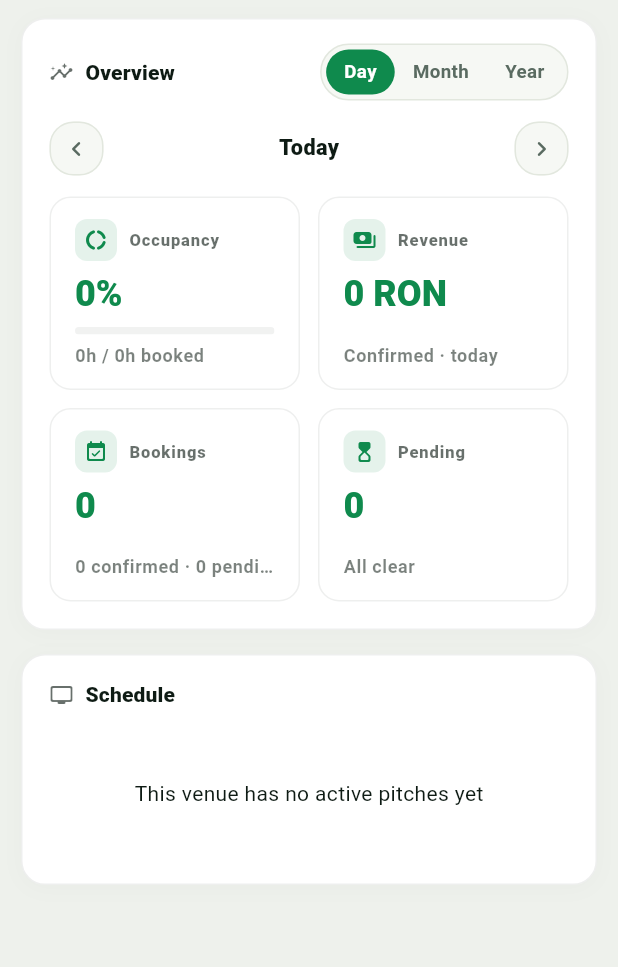
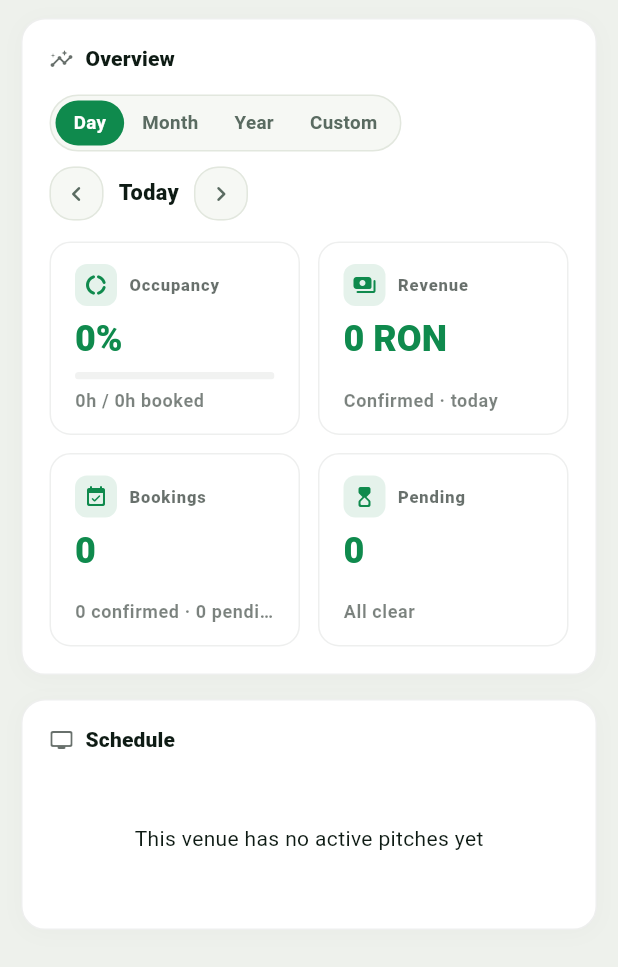
Before and after one commit to PaulCroitoriu/TeamUp, a Flutter app: the ScheduleView widget shown alone on an empty page, opened directly with empty values, on a phone screen of 412 x 824 dp. Shown: the top 967 px of the screen. Run offline on Flutter 3.47's test engine with Material 3 defaults, Android fonts, the light colour scheme and no system bars; our stand-ins replace cloud_firestore, firebase_auth, firebase_core, firebase_messaging, firebase_storage, flutter_bloc and 3 more; accounts and stored records are empty.

Commit message:
Dashboard: custom date range, no full-page reload on filter change, full-width desktop layout

```diff
--- a/lib/features/venues/screens/dashboard/schedule_view.dart
+++ b/lib/features/venues/screens/dashboard/schedule_view.dart
@@ -22,6 +22,9 @@
     required this.onDaySelected,
     required this.period,
     required this.onPeriodChanged,
+    required this.onPickCustom,
+    required this.customStart,
+    required this.customEnd,
     required this.sportFilter,
     required this.onSportChanged,
     required this.venuesById,
@@ -34,6 +37,9 @@
   final ValueChanged<DateTime> onDaySelected;
   final StatsPeriod period;
   final ValueChanged<StatsPeriod> onPeriodChanged;
+  final VoidCallback onPickCustom;
+  final DateTime? customStart;
+  final DateTime? customEnd;
   final Sport? sportFilter;
   final ValueChanged<Sport?> onSportChanged;
   final Map<String, VenueModel> venuesById;
@@ -49,11 +55,13 @@
   Widget build(BuildContext context) {
     final width = MediaQuery.sizeOf(context).width;
     final isMobile = width < kMobileBreakpoint;
-    final hPad = isMobile ? 14.0 : 24.0;
+    final hPad = isMobile ? 14.0 : 32.0;
     final isToday = sameDay(selectedDay, DateTime.now());
 
     final dayBookings = venueBookings.where((b) => sameDay(b.startTime, selectedDay)).toList();
-    final (start, end) = periodRange(period, selectedDay);
+    final (start, end) = period == StatsPeriod.custom && customStart != null && customEnd != null
+        ? (customStart!, DateTime(customEnd!.year, customEnd!.month, customEnd!.day + 1))
+        : periodRange(period, selectedDay);
     final stats = computeRangeStats(
       bookings: venueBookings,
       pitches: venuePitches,
@@ -65,21 +73,37 @@
     final sports = <Sport>{for (final p in venuePitches) p.sport}.toList()..sort((a, b) => a.value - b.value);
     final shownPitches = sportFilter == null ? venuePitches : venuePitches.where((p) => p.sport == sportFilter).toList();
 
-    return Center(
-      child: ConstrainedBox(
-        constraints: const BoxConstraints(maxWidth: 1360),
-        child: ListView(
-          padding: EdgeInsets.fromLTRB(hPad, isMobile ? 12 : 20, hPad, isMobile ? 28 : 40),
+    final periodNav = _PeriodNav(
+      period: period,
+      day: selectedDay,
+      onChanged: onDaySelected,
+      onPickCustom: onPickCustom,
+      customStart: customStart,
+      customEnd: customEnd,
+    );
+    final periodControls = isMobile
+        ? Column(
+            crossAxisAlignment: CrossAxisAlignment.start,
             children: [
-            // ── Overview: occupancy + revenue, day / month / year ──
+              _PeriodToggle(period: period, onChanged: onPeriodChanged),
+              const SizedBox(height: 10),
+              periodNav,
+            ],
+          )
+        : Row(children: [_PeriodToggle(period: period, onChanged: onPeriodChanged), const Spacer(), periodNav]);
+
+    // Full-width on desktop — the content pane fills the space beside the sidebar.
+    return ListView(
+      padding: EdgeInsets.fromLTRB(hPad, isMobile ? 12 : 22, hPad, isMobile ? 28 : 40),
+      children: [
+        // ── Overview: occupancy + revenue, day / month / year / custom ──
         Section(
           title: 'Overview',
           titleIcon: Icons.insights_rounded,
-              action: _PeriodToggle(period: period, onChanged: onPeriodChanged),
           child: Column(
             crossAxisAlignment: CrossAxisAlignment.stretch,
             children: [
-                  _PeriodNav(period: period, day: selectedDay, onChanged: onDaySelected),
+              periodControls,
               const SizedBox(height: 14),
               KpiCardsRow(stats: stats, scopeLabel: _scopeLabel(period)),
             ],
@@ -143,8 +167,6 @@
                 child: Center(child: LinearProgressIndicator()),
               ),
           ],
-        ),
-      ),
     );
   }
 }
@@ -153,6 +175,7 @@
   StatsPeriod.day => 'today',
   StatsPeriod.month => 'this month',
   StatsPeriod.year => 'this year',
+  StatsPeriod.custom => 'this period',
 };
 
 // ─── Period toggle (Day / Month / Year) ─────────────────────
@@ -192,7 +215,12 @@
       ),
       child: Row(
         mainAxisSize: MainAxisSize.min,
-        children: [seg('Day', StatsPeriod.day), seg('Month', StatsPeriod.month), seg('Year', StatsPeriod.year)],
+        children: [
+          seg('Day', StatsPeriod.day),
+          seg('Month', StatsPeriod.month),
+          seg('Year', StatsPeriod.year),
+          seg('Custom', StatsPeriod.custom),
+        ],
       ),
     );
   }
@@ -201,37 +229,74 @@
 // ─── Period navigation (‹ label ›) ──────────────────────────
 
 class _PeriodNav extends StatelessWidget {
-  const _PeriodNav({required this.period, required this.day, required this.onChanged});
+  const _PeriodNav({
+    required this.period,
+    required this.day,
+    required this.onChanged,
+    required this.onPickCustom,
+    required this.customStart,
+    required this.customEnd,
+  });
   final StatsPeriod period;
   final DateTime day;
   final ValueChanged<DateTime> onChanged;
+  final VoidCallback onPickCustom;
+  final DateTime? customStart;
+  final DateTime? customEnd;
 
   static const _wd = ['Mon', 'Tue', 'Wed', 'Thu', 'Fri', 'Sat', 'Sun'];
   static const _mon = ['Jan', 'Feb', 'Mar', 'Apr', 'May', 'Jun', 'Jul', 'Aug', 'Sep', 'Oct', 'Nov', 'Dec'];
   static const _monFull = ['January', 'February', 'March', 'April', 'May', 'June', 'July', 'August', 'September', 'October', 'November', 'December'];
 
   DateTime _shift(int dir) => switch (period) {
-    StatsPeriod.day => DateTime(day.year, day.month, day.day + dir),
+    StatsPeriod.day || StatsPeriod.custom => DateTime(day.year, day.month, day.day + dir),
     StatsPeriod.month => DateTime(day.year, day.month + dir, 1),
     StatsPeriod.year => DateTime(day.year + dir, 1, 1),
   };
 
   String get _label => switch (period) {
-    StatsPeriod.day => sameDay(day, DateTime.now()) ? 'Today' : '${_wd[day.weekday - 1]} ${day.day} ${_mon[day.month - 1]} ${day.year}',
+    StatsPeriod.day || StatsPeriod.custom => sameDay(day, DateTime.now()) ? 'Today' : '${_wd[day.weekday - 1]} ${day.day} ${_mon[day.month - 1]} ${day.year}',
     StatsPeriod.month => '${_monFull[day.month - 1]} ${day.year}',
     StatsPeriod.year => '${day.year}',
   };
 
   @override
   Widget build(BuildContext context) {
+    if (period == StatsPeriod.custom) {
+      final label = customStart != null && customEnd != null
+          ? '${customStart!.day} ${_mon[customStart!.month - 1]} – ${customEnd!.day} ${_mon[customEnd!.month - 1]}'
+          : 'Pick dates';
+      return Material(
+        color: TUColors.surface2,
+        borderRadius: BorderRadius.circular(TUColors.rMd),
+        child: InkWell(
+          onTap: onPickCustom,
+          borderRadius: BorderRadius.circular(TUColors.rMd),
+          child: Container(
+            height: 36,
+            padding: const EdgeInsets.symmetric(horizontal: 12),
+            decoration: BoxDecoration(borderRadius: BorderRadius.circular(TUColors.rMd), border: Border.all(color: TUColors.line)),
+            child: Row(
+              mainAxisSize: MainAxisSize.min,
+              children: [
+                const Icon(Icons.date_range_rounded, size: 16, color: TUColors.ink2),
+                const SizedBox(width: 8),
+                Text(label, style: const TextStyle(fontSize: 13.5, fontWeight: FontWeight.w800, color: TUColors.ink)),
+                const SizedBox(width: 6),
+                const Icon(Icons.edit_rounded, size: 14, color: TUColors.ink3),
+              ],
+            ),
+          ),
+        ),
+      );
+    }
     return Row(
+      mainAxisSize: MainAxisSize.min,
       children: [
         _NavBtn(icon: Icons.chevron_left_rounded, onTap: () => onChanged(_shift(-1))),
-        Expanded(
-          child: Center(
-            child: Text(_label, style: const TextStyle(fontSize: 14.5, fontWeight: FontWeight.w800, color: TUColors.ink)),
-          ),
-        ),
+        const SizedBox(width: 10),
+        Text(_label, style: const TextStyle(fontSize: 14.5, fontWeight: FontWeight.w800, color: TUColors.ink)),
+        const SizedBox(width: 10),
         _NavBtn(icon: Icons.chevron_right_rounded, onTap: () => onChanged(_shift(1))),
       ],
     );
--- a/lib/features/venues/screens/dashboard/stats.dart
+++ b/lib/features/venues/screens/dashboard/stats.dart
@@ -23,14 +23,17 @@
   final int bookedHours;
 }
 
-/// Telemetry window. Day is the default; month/year aggregate the whole period.
-enum StatsPeriod { day, month, year }
+/// Telemetry window. Day is the default; month/year aggregate the whole period;
+/// custom uses an explicit start/end picked by the owner.
+enum StatsPeriod { day, month, year, custom }
 
 /// Half-open [start, end) range covering the [period] containing [anchor].
+/// (custom is computed from the owner's picked range, not this helper.)
 (DateTime, DateTime) periodRange(StatsPeriod period, DateTime anchor) {
   final a = DateTime(anchor.year, anchor.month, anchor.day);
   switch (period) {
     case StatsPeriod.day:
+    case StatsPeriod.custom:
       return (a, a.add(const Duration(days: 1)));
     case StatsPeriod.month:
       return (DateTime(a.year, a.month, 1), DateTime(a.year, a.month + 1, 1));
--- a/pubspec.yaml
+++ b/pubspec.yaml
@@ -75,6 +75,7 @@
   assets:
     - assets/icons/
     - assets/images/
+    - assets/logo/
 
   # An image asset can refer to one or more resolution-specific "variants", see
   # https://flutter.dev/to/resolution-aware-images
```
Also changed, not shown: lib/features/venues/screens/dashboard_screen.dart (+53 -4 lines), assets/logo/teamup-logo-horizontal.png (added), assets/logo/teamup-mark-mono.png (added), assets/logo/teamup-mark.png (added). Lines whose indentation alone changed are shown as unchanged.
